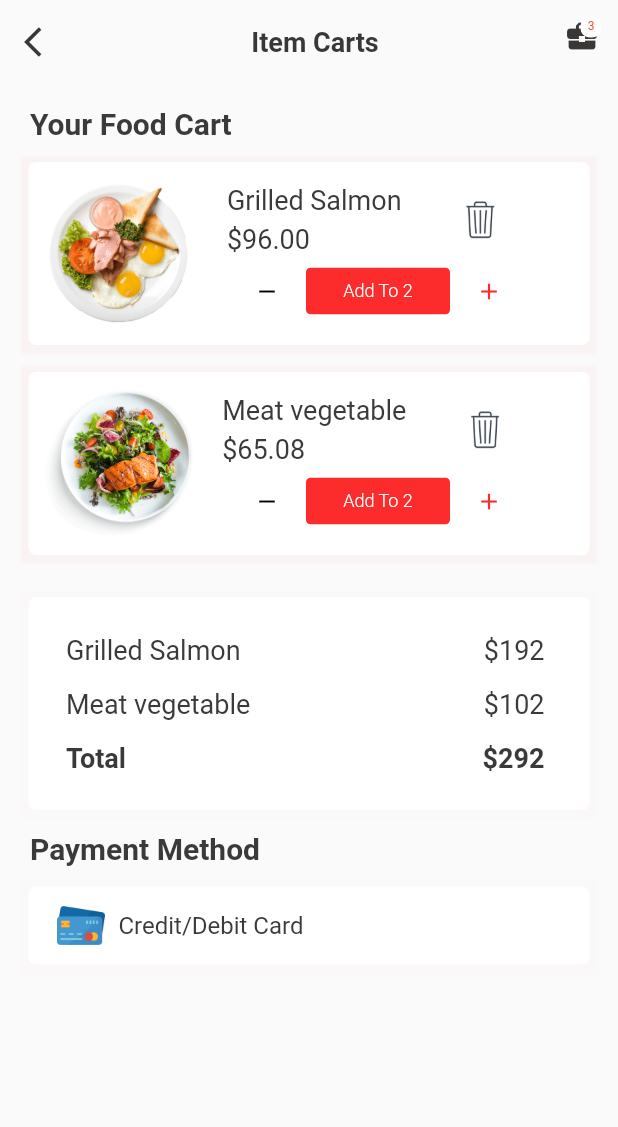
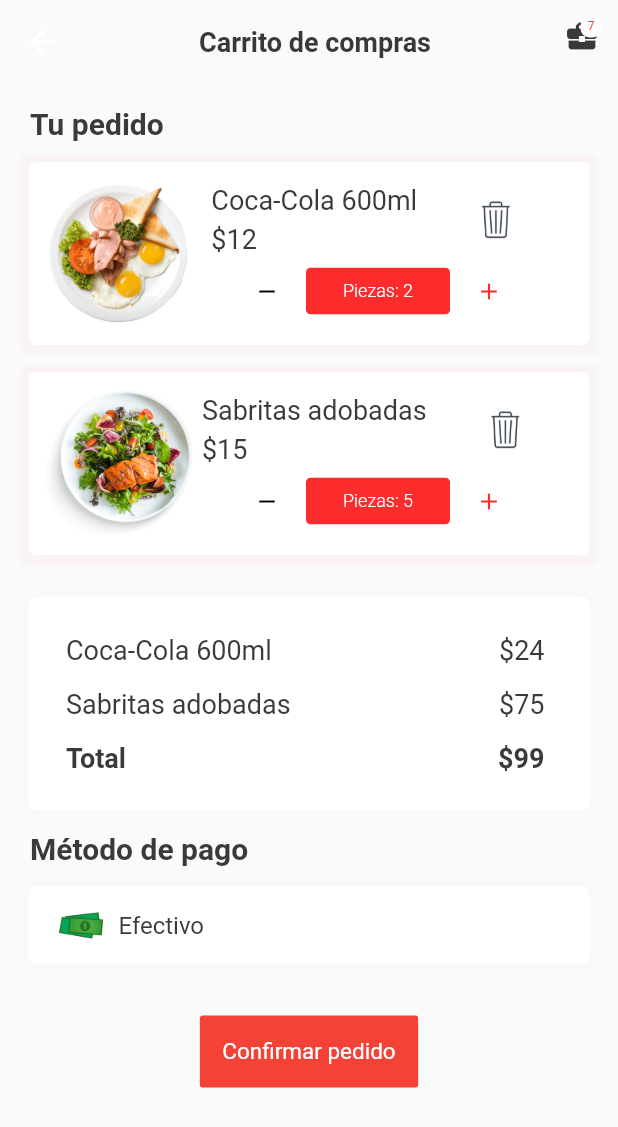
Before and after one commit to Anzgal/segunda_entrega, a Flutter app: the FoodOrderPage screen opened directly, on a phone screen of 412 x 824 dp. Shown: the top 1127 px of the screen. Run offline on Flutter 3.47's test engine with Material 2 defaults, Android fonts, the phone set to English and light mode, and no system bars; our stand-ins replace carousel_pro, font_awesome_flutter.

Commit message:
Carrito updated

```diff
--- a/lib/screens/FoodOrderPage.dart
+++ b/lib/screens/FoodOrderPage.dart
@@ -15,16 +15,17 @@ class _FoodOrderPageState extends State<FoodOrderPage> {
         appBar: AppBar(
           backgroundColor: Color(0xFFFAFAFA),
           elevation: 0,
+          /*
           leading: IconButton(
             icon: Icon(
               Icons.arrow_back_ios,
               color: Color(0xFF3a3737),
             ),
             onPressed: () => Navigator.of(context).pop(),
-          ),
+          ),*/
           title: Center(
             child: Text(
-              "Item Carts",
+              "Carrito de compras",
               style: TextStyle(
                   color: Color(0xFF3a3737),
                   fontWeight: FontWeight.w600,
@@ -46,7 +47,7 @@ class _FoodOrderPageState extends State<FoodOrderPage> {
                 Container(
                   padding: EdgeInsets.only(left: 5),
                   child: Text(
-                    "Your Food Cart",
+                    "Tu pedido",
                     style: TextStyle(
                         fontSize: 20,
                         color: Color(0xFF3a3a3b),
@@ -58,18 +59,18 @@ class _FoodOrderPageState extends State<FoodOrderPage> {
                   height: 10,
                 ),
                 CartItem(
-                    productName: "Grilled Salmon",
-                    productPrice: "\$96.00",
+                    productName: "Coca-Cola 600ml",
+                    productPrice: "\$12",
                     productImage: "ic_popular_food_1",
-                    productCartQuantity: "2"),
+                    productCartQuantity: 2),
                 SizedBox(
                   height: 10,
                 ),
                 CartItem(
-                    productName: "Meat vegetable",
-                    productPrice: "\$65.08",
+                    productName: "Sabritas adobadas",
+                    productPrice: "\$15",
                     productImage: "ic_popular_food_4",
-                    productCartQuantity: "5"),
+                    productCartQuantity: 5),
                 SizedBox(
                   height: 10,
                 ),
@@ -84,7 +85,7 @@ class _FoodOrderPageState extends State<FoodOrderPage> {
                 Container(
                   padding: EdgeInsets.only(left: 5),
                   child: Text(
-                    "Payment Method",
+                    "Método de pago",
                     style: TextStyle(
                         fontSize: 20,
                         color: Color(0xFF3a3a3b),
@@ -96,6 +97,24 @@ class _FoodOrderPageState extends State<FoodOrderPage> {
                   height: 10,
                 ),
                 PaymentMethodWidget(),
+                SizedBox(
+                  height: 30,
+                ),
+                Center( child:FlatButton(
+                  color: Colors.red,
+                  textColor: Colors.white,
+                  //disabledColor: Colors.grey,
+                  //disabledTextColor: Colors.black,
+                  padding: EdgeInsets.all(15.0),
+                  splashColor: Colors.redAccent,
+                  onPressed: () {
+                    /*...*/
+                  },
+                  child: Text(
+                    "Confirmar pedido",
+                    style: TextStyle(fontSize: 15.0),
+                  ),
+                ))
               ],
             ),
           ),
@@ -134,13 +153,13 @@ class PaymentMethodWidget extends StatelessWidget {
               Container(
                 alignment: Alignment.center,
                 child: Image.asset(
-                  "assets/images/menus/ic_credit_card.png",
+                  "assets/images/menus/efectivo.png",
                   width: 50,
                   height: 50,
                 ),
               ),
               Text(
-                "Credit/Debit Card",
+                "Efectivo",
                 style: TextStyle(
                     fontSize: 16,
                     color: Color(0xFF3a3a3b),
@@ -190,7 +209,7 @@ class TotalCalculationWidget extends StatelessWidget {
                 mainAxisAlignment: MainAxisAlignment.spaceBetween,
                 children: <Widget>[
                   Text(
-                    "Grilled Salmon",
+                    "Coca-Cola 600ml",
                     style: TextStyle(
                         fontSize: 18,
                         color: Color(0xFF3a3a3b),
@@ -198,7 +217,7 @@ class TotalCalculationWidget extends StatelessWidget {
                     textAlign: TextAlign.left,
                   ),
                   Text(
-                    "\$192",
+                    "\$24",
                     style: TextStyle(
                         fontSize: 18,
                         color: Color(0xFF3a3a3b),
@@ -214,7 +233,7 @@ class TotalCalculationWidget extends StatelessWidget {
                 mainAxisAlignment: MainAxisAlignment.spaceBetween,
                 children: <Widget>[
                   Text(
-                    "Meat vegetable",
+                    "Sabritas adobadas",
                     style: TextStyle(
                         fontSize: 18,
                         color: Color(0xFF3a3a3b),
@@ -222,7 +241,7 @@ class TotalCalculationWidget extends StatelessWidget {
                     textAlign: TextAlign.left,
                   ),
                   Text(
-                    "\$102",
+                    "\$75",
                     style: TextStyle(
                         fontSize: 18,
                         color: Color(0xFF3a3a3b),
@@ -246,7 +265,7 @@ class TotalCalculationWidget extends StatelessWidget {
                     textAlign: TextAlign.left,
                   ),
                   Text(
-                    "\$292",
+                    "\$99",
                     style: TextStyle(
                         fontSize: 18,
                         color: Color(0xFF3a3a3b),
@@ -269,7 +288,7 @@ class CartItem extends StatelessWidget {
   String productName;
   String productPrice;
   String productImage;
-  String productCartQuantity;
+  int productCartQuantity;
 
   CartItem({
     Key key,
@@ -371,7 +390,7 @@ class CartItem extends StatelessWidget {
                     Container(
                       margin: EdgeInsets.only(left: 20),
                       alignment: Alignment.centerRight,
-                      child: AddToCartMenu(2),
+                      child: AddToCartMenu(productCartQuantity),
                     )
                   ],
                 )
@@ -383,7 +402,7 @@ class CartItem extends StatelessWidget {
 }
 
 class CartIconWithBadge extends StatelessWidget {
-  int counter = 3;
+  int counter = 7;
 
   @override
   Widget build(BuildContext context) {
@@ -454,7 +473,7 @@ class AddToCartMenu extends StatelessWidget {
               ),
               child: Center(
                 child: Text(
-                  'Add To $productCounter',
+                  'Piezas: $productCounter',
                   style: new TextStyle(
                       fontSize: 12.0,
                       color: Colors.white,
--- a/pubspec.yaml
+++ b/pubspec.yaml
@@ -58,6 +58,7 @@ flutter:
     - assets/images/menus/shop.png
     - assets/images/menus/tienditapp.png
     - assets/images/menus/david.png
+    - assets/images/menus/efectivo.png
     - assets/images/menus/ic_credit_card.png
     - assets/images/menus/ic_app_icon.png
     - assets/images/menus/ic_food_express.png
```
Also changed, not shown: lib/screens/User.dart (+0 -69 lines), assets/images/menus/efectivo.png (added).
